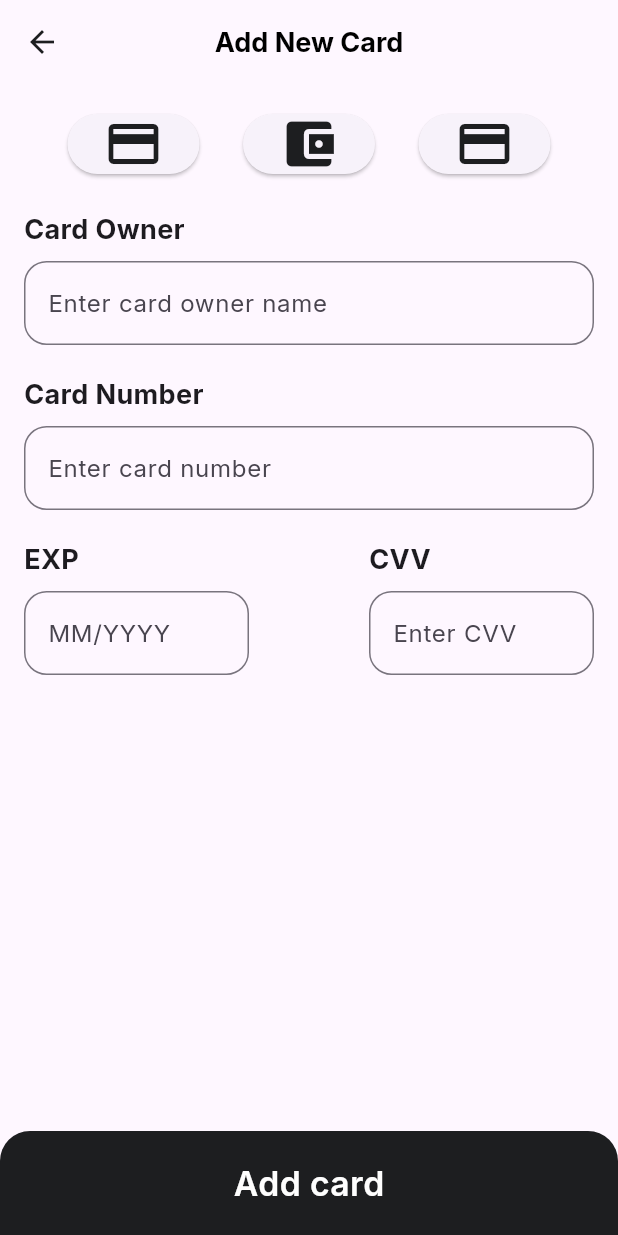
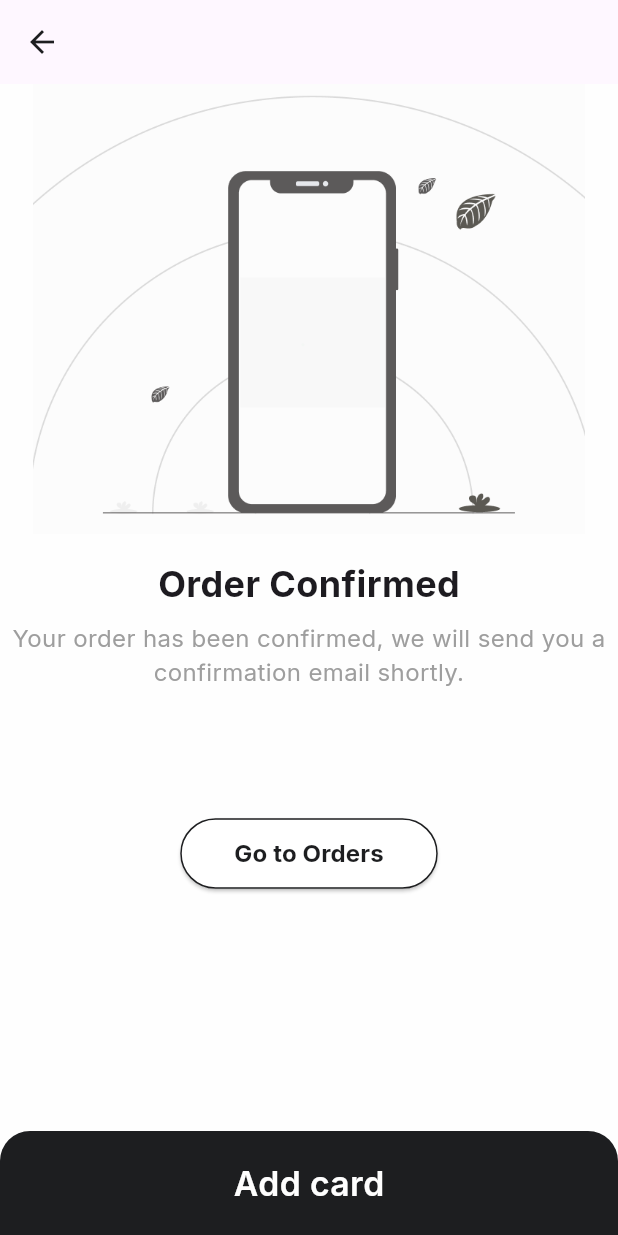
Before and after one commit to eyad-hussein/startUp-app, a Flutter app: the screen it shows after launch, on a phone screen of 412 x 824 dp. Run offline on Flutter 3.47's test engine with Material 3 defaults, Android fonts, the phone set to English and light mode, and no system bars; our stand-ins replace firebase_core, flutter_svg, font_awesome_flutter, get, google_fonts; accounts and stored records are empty.

```diff
--- a/lib/main.dart
+++ b/lib/main.dart
@@ -24,7 +24,7 @@ class MyApp extends StatelessWidget {
     // return const MaterialApp(home: const Test());
     return GetMaterialApp(
       debugShowCheckedModeBanner: false,
-      initialRoute: Routes.addnewcardRoute,// Restore it to default after finishing testing
+      initialRoute: Routes.orderconfirmedRoute,// Restore it to default after finishing testing
       getPages: getPages,
       themeMode: ThemeMode.light,
       theme: kLightTheme,
--- a/lib/routes.dart
+++ b/lib/routes.dart
@@ -1,7 +1,7 @@
-import 'package:app/screens/add_new_card_screen.dart';
 import 'package:app/screens/login_screen.dart';
 import 'package:app/screens/onboarding_screen.dart';
-import 'package:app/screens/payment_screen.dart';
+import 'package:app/screens/order_confirm_screen.dart';
+// import 'package:app/screens/payment_screen.dart';
 import 'package:app/screens/providers_screen.dart';
 import 'package:app/screens/signup_screen.dart';
 import 'package:get/get.dart';
@@ -13,8 +13,9 @@ class Routes {
   static String signupScreenRoute = '/signup-screen';
   static String providersScreenRoute = '/providers-screen';
   static String onBoardingPageRoute = '/onboarding-screen';
-  static String paymentPageRoute = '/payment-screen';
   static String addnewcardRoute = '/add-new-card-screen';
+  static String orderconfirmedRoute = '/order-confirmed-screen';
+
 }
 
 final getPages = [
@@ -37,10 +38,11 @@ final getPages = [
   GetPage(name: Routes.onBoardingPageRoute,
       page: () => const OnBoardingScreen()
   ),
-  GetPage(name: Routes.paymentPageRoute,
-      page: () => const PaymentScreen()
-  ),
-  GetPage(name: Routes.addnewcardRoute,
-      page: () => AddNewCardScreen()
-  ),
+  // GetPage(name: Routes.paymentPageRoute,
+  //     page: () => const PaymentScreen()
+  // ),
+
+   GetPage(name: Routes.orderconfirmedRoute,
+      page: () => OrderConfirmedScreen()
+   ),
 ];
--- a/lib/screens/add_new_card_screen.dart
+++ /dev/null
@@ -1,152 +0,0 @@
-import 'package:flutter/material.dart';
-import 'package:app/widgets/add-new-card-screen/add_new_card_bar_widget.dart';
-
-import '../widgets/add-new-card-screen/add-new-card-bottom-navigation-bar.dart';
-
-class AddNewCardScreen extends StatelessWidget {
-  @override
-  Widget build(BuildContext context) {
-    return Scaffold(
-      appBar: AddNewCardBar(
-        onBackPress: () {
-          Navigator.pop(context);
-        },
-      ),
-      body: Padding(
-        padding: const EdgeInsets.all(16.0),
-        child: Column(
-          crossAxisAlignment: CrossAxisAlignment.start,
-          children: [
-            Row(
-              mainAxisAlignment: MainAxisAlignment.spaceEvenly,
-              children: [
-                LogoButton(
-                  logo: Icons.credit_card,
-                  onPressed: () {
-                    // Handle button press for credit card
-                  },
-                ),
-                LogoButton(
-                  logo: Icons.account_balance_wallet,
-                  onPressed: () {
-                    // Handle button press for wallet
-                  },
-                ),
-                LogoButton(
-                  logo: Icons.payment,
-                  onPressed: () {
-                    // Handle button press for payment
-                  },
-                ),
-              ],
-            ),
-            SizedBox(height: 20.0),
-            Text(
-              'Card Owner',
-              style: TextStyle(
-                fontSize: 18.0,
-                fontWeight: FontWeight.bold,
-              ),
-            ),
-            SizedBox(height: 8.0),
-            TextField(
-              decoration: InputDecoration(
-                hintText: 'Enter card owner name',
-                border: OutlineInputBorder(
-                  borderRadius: BorderRadius.circular(15.0),
-                ),
-              ),
-            ),
-            SizedBox(height: 20.0),
-            Text(
-              'Card Number',
-              style: TextStyle(
-                fontSize: 18.0,
-                fontWeight: FontWeight.bold,
-              ),
-            ),
-            SizedBox(height: 8.0),
-            TextField(
-              decoration: InputDecoration(
-                hintText: 'Enter card number',
-                border: OutlineInputBorder(
-                  borderRadius: BorderRadius.circular(15.0),
-                ),
-              ),
-            ),
-            SizedBox(height: 20.0),
-            Row(
-              mainAxisAlignment: MainAxisAlignment.spaceBetween,
-              children: [
-                Column(
-                  crossAxisAlignment: CrossAxisAlignment.start,
-                  children: [
-                    Text(
-                      'EXP',
-                      style: TextStyle(
-                        fontSize: 18.0,
-                        fontWeight: FontWeight.bold,
-                      ),
-                    ),
-                    SizedBox(height: 8.0),
-                    Container(
-                      width: 150.0,
-                      child: TextField(
-                        decoration: InputDecoration(
-                          hintText: 'MM/YYYY',
-                          border: OutlineInputBorder(
-                            borderRadius: BorderRadius.circular(15.0),
-                          ),
-                        ),
-                      ),
-                    ),
-                  ],
-                ),
-                Column(
-                  crossAxisAlignment: CrossAxisAlignment.start,
-                  children: [
-                    Text(
-                      'CVV',
-                      style: TextStyle(
-                        fontSize: 18.0,
-                        fontWeight: FontWeight.bold,
-                      ),
-                    ),
-                    SizedBox(height: 8.0),
-                    Container(
-                      width: 150.0,
-                      child: TextField(
-                        decoration: InputDecoration(
-                          hintText: 'Enter CVV',
-                          border: OutlineInputBorder(
-                            borderRadius: BorderRadius.circular(15.0),
-                          ),
-                        ),
-                      ),
-                    ),
-                  ],
-                ),
-              ],
-            ),
-          ],
-        ),
-      ),
-      bottomNavigationBar: AddNewCardBottomNavigationBar(),
-    );
-  }
-}
-
-class LogoButton extends StatelessWidget {
-  final IconData logo;
-  final VoidCallback onPressed;
-
-  LogoButton({required this.logo, required this.onPressed});
-
-  @override
-  Widget build(BuildContext context) {
-    return ElevatedButton(
-      onPressed: onPressed,
-      child: Icon(logo, size: 40),
-    );
-  }
-}
--- /dev/null
+++ b/lib/screens/order_confirm_screen.dart
@@ -0,0 +1,76 @@
+import 'package:flutter/material.dart';
+import 'package:app/widgets/order-confirmed-screen/order_confirmed_widget.dart';
+import 'package:app/widgets/order-confirmed-screen/order_confirm_bar.dart';
+import 'package:app/widgets/order-confirmed-screen/order_confirm_bottom_navigation_bar.dart';
+
+class OrderConfirmedScreen extends StatelessWidget {
+  const OrderConfirmedScreen({Key? key}) : super(key: key);
+
+  @override
+  Widget build(BuildContext context) {
+    return Scaffold(
+      appBar: OrderConfirmedBar(
+        onBackPress: () {
+          // Handle back press
+        },
+      ),
+      backgroundColor: Theme.of(context).colorScheme.background,
+      body: Column(
+        crossAxisAlignment: CrossAxisAlignment.center,
+        mainAxisAlignment: MainAxisAlignment.center,
+        children: [
+          Align(
+            alignment: Alignment.topCenter,
+            child: const OrderConfirmed(
+              imagePath: 'assets/images/phone.png',
+            ),
+          ),
+          SizedBox(height: 16),
+          Text(
+            "Order Confirmed",
+            style: TextStyle(
+              fontSize: 24,
+              fontWeight: FontWeight.bold,
+            ),
+          ),
+          SizedBox(height: 8),
+          Text(
+            "Your order has been confirmed, we will send you a confirmation email shortly.",
+            style: TextStyle(
+              fontSize: 16,
+              color: Colors.grey,
+            ),
+            textAlign: TextAlign.center,
+          ),
+          SizedBox(height: 85), // Increase the height to push the button further down
+          ElevatedButton(
+            onPressed: () {
+              // Handle "Go to orders" button press
+            },
+            style: ElevatedButton.styleFrom(
+              primary: Colors.white,
+              onPrimary: Theme.of(context).colorScheme.primary,
+              shape: RoundedRectangleBorder(
+                borderRadius: BorderRadius.circular(50.0),
+                side: BorderSide(color: Theme.of(context).colorScheme.primary),
+              ),
+            ),
+            child: Padding(
+              padding: const EdgeInsets.all(12.0),
+              child: Text(
+                "Go to Orders",
+                style: TextStyle(
+                  fontSize: 16,
+                  fontWeight: FontWeight.bold,
+                  color: Theme.of(context).colorScheme.primary,
+                ),
+              ),
+            ),
+          ),
+          Spacer(), // Use Spacer to push the bottom navigation bar to the bottom
+          OrderConfirmBottomNavigationBar(),
+        ],
+      ),
+    );
+  }
+}
--- /dev/null
+++ b/lib/widgets/order-confirmed-screen/order_confirm_bar.dart
@@ -0,0 +1,21 @@
+import 'package:flutter/material.dart';
+
+class OrderConfirmedBar extends StatelessWidget implements PreferredSizeWidget {
+  const OrderConfirmedBar({Key? key, required this.onBackPress}) : super(key: key);
+
+  final VoidCallback onBackPress;
+
+  @override
+  Widget build(BuildContext context) {
+    return AppBar(
+      centerTitle: true,
+      leading: IconButton(
+        onPressed: onBackPress,
+        icon: Icon(Icons.arrow_back, color: Theme.of(context).colorScheme.primary),
+      ),
+    );
+  }
+
+  @override
+  Size get preferredSize => const Size.fromHeight(kToolbarHeight);
+}
--- /dev/null
+++ b/lib/widgets/order-confirmed-screen/order_confirm_bottom_navigation_bar.dart
@@ -0,0 +1,32 @@
+import 'package:flutter/material.dart';
+
+class OrderConfirmBottomNavigationBar extends StatelessWidget {
+  const OrderConfirmBottomNavigationBar({Key? key}) : super(key: key);
+
+  @override
+  Widget build(BuildContext context) {
+    return GestureDetector(
+      onTap: () {},
+      child: ClipRRect(
+        borderRadius: const BorderRadius.only(
+          topLeft: Radius.circular(20.0),
+          topRight: Radius.circular(20.0),
+        ),
+        child: Container(
+          color: Theme.of(context).colorScheme.primary,
+          height: 70,
+          child: Center(
+            child: Text(
+              'Add card',
+              style: TextStyle(
+                color: Theme.of(context).colorScheme.background,
+                fontSize: Theme.of(context).textTheme.displaySmall!.fontSize! * 1.5,
+                fontWeight: Theme.of(context).textTheme.displayMedium!.fontWeight,
+              ),
+            ),
+          ),
+        ),
+      ),
+    );
+  }
+}
--- /dev/null
+++ b/lib/widgets/order-confirmed-screen/order_confirmed_widget.dart
@@ -0,0 +1,14 @@
+import 'package:flutter/material.dart';
+
+class OrderConfirmed extends StatelessWidget {
+  final String imagePath;
+
+  const OrderConfirmed({Key? key, required this.imagePath}) : super(key: key);
+
+  @override
+  Widget build(BuildContext context) {
+    return Center(
+      child: Image.asset(imagePath, width: 1000, height: 300), // Adjust width and height as needed
+    );
+  }
+}
--- a/pubspec.yaml
+++ b/pubspec.yaml
@@ -69,6 +69,7 @@ flutter:
   assets:
     - assets/images/logo.svg
     - assets/images/card.png
+    - assets/images/phone.png
     - assets/icons/check.svg
     - assets/icons/menu.svg
     - assets/icons/puma-logo.svg
```
Also changed, not shown: lib/screens/payment_screen.dart (deleted, +0 -46 lines), lib/widgets/payment-screen/payment_bottom_navigation_bar_widget.dart (deleted, +0 -32 lines), lib/widgets/payment-screen/payment_screen_bar_widget.dart (deleted, +0 -29 lines), lib/widgets/payment-screen/payment_screen_widget.dart (deleted, +0 -237 lines), assets/images/phone.png (added), pubspec.lock.
